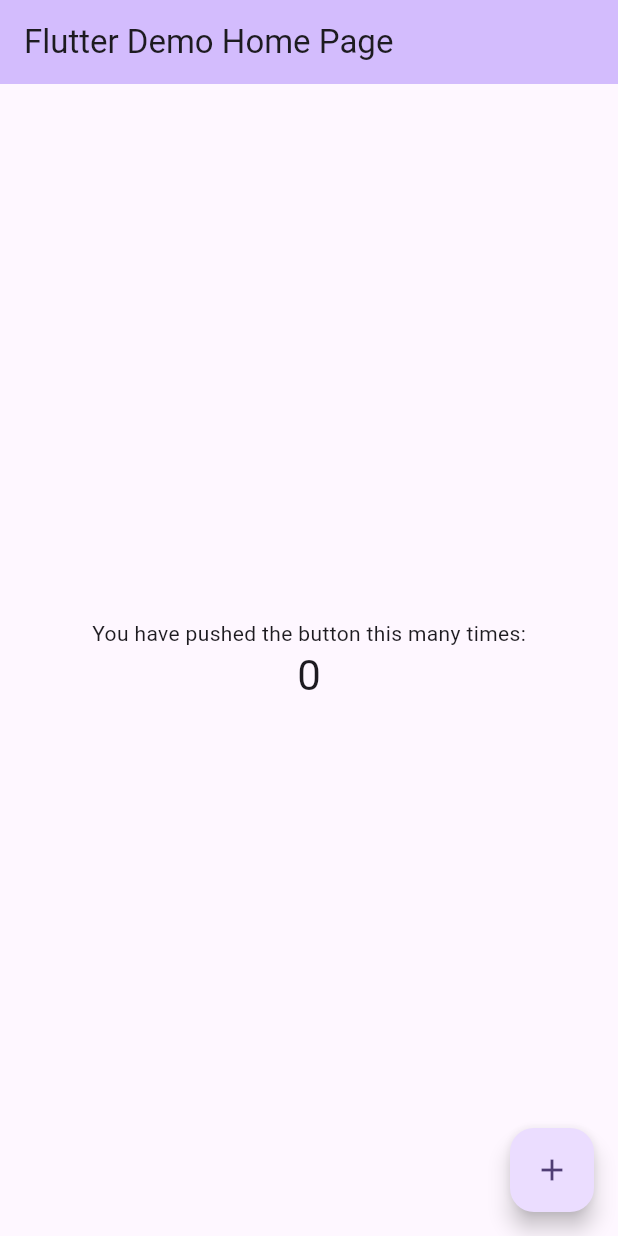
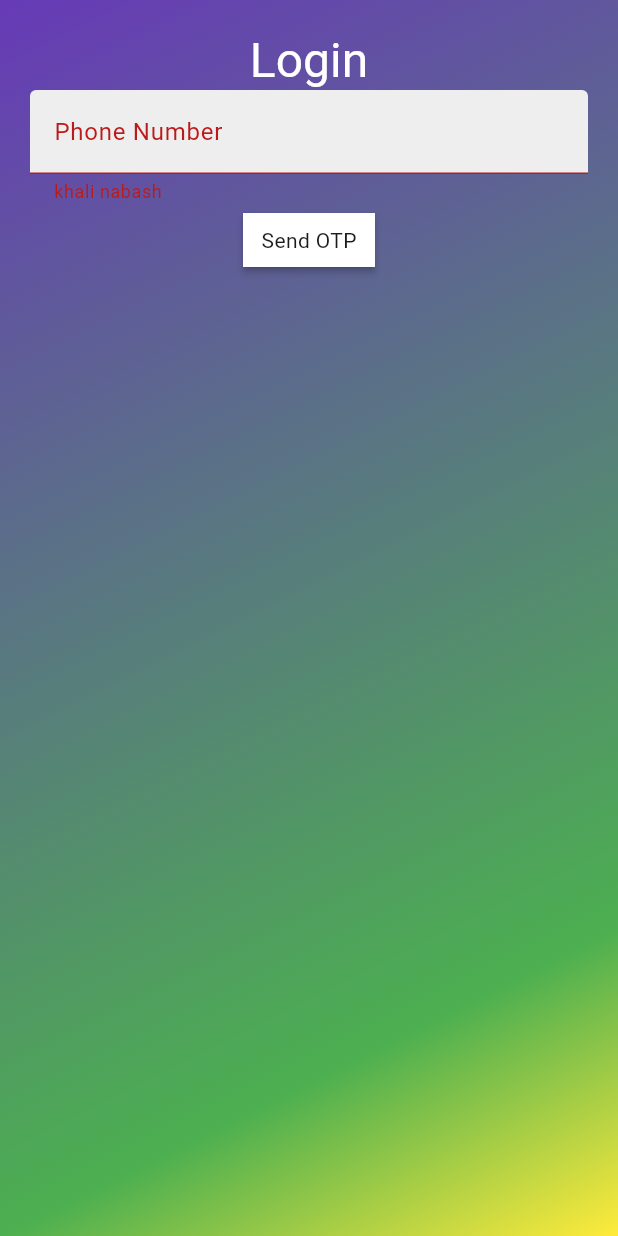
Before and after one commit to saeedalebrahiim/donot_bank, a Flutter app: the screen it shows after launch, on a phone screen of 412 x 824 dp. Run offline on Flutter 3.47's test engine with Material 2 defaults, Android fonts, the light colour scheme and no system bars; our stand-ins replace quickalert.

Commit message:
login section

```diff
--- /dev/null
+++ b/lib/controller/auth/auth_controller.dart
@@ -0,0 +1,27 @@
+import 'package:donot_bank/model/auth/auth_model.dart';
+import 'package:donot_bank/view/pages/auth/login.dart';
+import 'package:donot_bank/view/pages/auth/otp_conf.dart';
+import 'package:flutter/material.dart';
+import 'package:quickalert/quickalert.dart';
+
+class AuthController {
+  static Future<String> login(String phoneNumber, BuildContext context) async {
+    AuthModel.login(phoneNumber).then((value) {
+      if (value != null) {
+        Navigator.of(context).push(
+          MaterialPageRoute(
+            builder: (context) => OtpConfrimation(number: phoneNumber),
+          ),
+        );
+      } else {
+        QuickAlert.show(
+          context: context,
+          type: QuickAlertType.error,
+          title: 'Oops...',
+          text: 'Sorry, something went wrong',
+        );
+      }
+    });
+    return "";
+  }
+}
--- /dev/null
+++ b/lib/init_screen.dart
@@ -0,0 +1,16 @@
+import 'package:donot_bank/view/pages/auth/login.dart';
+import 'package:flutter/material.dart';
+
+class InitScreen extends StatefulWidget {
+  const InitScreen({super.key});
+
+  @override
+  State<InitScreen> createState() => _InitScreenState();
+}
+
+class _InitScreenState extends State<InitScreen> {
+  @override
+  Widget build(BuildContext context) {
+    return const Login();
+  }
+}
--- a/lib/main.dart
+++ b/lib/main.dart
@@ -1,3 +1,4 @@
+import 'package:donot_bank/init_screen.dart';
 import 'package:flutter/material.dart';
 
 void main() {
@@ -7,119 +8,15 @@ void main() {
 class MyApp extends StatelessWidget {
   const MyApp({super.key});
 
-  // This widget is the root of your application.
   @override
   Widget build(BuildContext context) {
     return MaterialApp(
       title: 'Flutter Demo',
       theme: ThemeData(
-        // This is the theme of your application.
-        //
-        // TRY THIS: Try running your application with "flutter run". You'll see
-        // the application has a blue toolbar. Then, without quitting the app,
-        // try changing the seedColor in the colorScheme below to Colors.green
-        // and then invoke "hot reload" (save your changes or press the "hot
-        // reload" button in a Flutter-supported IDE, or press "r" if you used
-        // the command line to start the app).
-        //
-        // Notice that the counter didn't reset back to zero; the application
-        // state is not lost during the reload. To reset the state, use hot
-        // restart instead.
-        //
-        // This works for code too, not just values: Most code changes can be
-        // tested with just a hot reload.
         colorScheme: ColorScheme.fromSeed(seedColor: Colors.deepPurple),
         useMaterial3: true,
       ),
-      home: const MyHomePage(title: 'Flutter Demo Home Page'),
+      home: const InitScreen(),
     );
   }
 }
-
-class MyHomePage extends StatefulWidget {
-  const MyHomePage({super.key, required this.title});
-
-  // This widget is the home page of your application. It is stateful, meaning
-  // that it has a State object (defined below) that contains fields that affect
-  // how it looks.
-
-  // This class is the configuration for the state. It holds the values (in this
-  // case the title) provided by the parent (in this case the App widget) and
-  // used by the build method of the State. Fields in a Widget subclass are
-  // always marked "final".
-
-  final String title;
-
-  @override
-  State<MyHomePage> createState() => _MyHomePageState();
-}
-
-class _MyHomePageState extends State<MyHomePage> {
-  int _counter = 0;
-
-  void _incrementCounter() {
-    setState(() {
-      // This call to setState tells the Flutter framework that something has
-      // changed in this State, which causes it to rerun the build method below
-      // so that the display can reflect the updated values. If we changed
-      // _counter without calling setState(), then the build method would not be
-      // called again, and so nothing would appear to happen.
-      _counter++;
-    });
-  }
-
-  @override
-  Widget build(BuildContext context) {
-    // This method is rerun every time setState is called, for instance as done
-    // by the _incrementCounter method above.
-    //
-    // The Flutter framework has been optimized to make rerunning build methods
-    // fast, so that you can just rebuild anything that needs updating rather
-    // than having to individually change instances of widgets.
-    return Scaffold(
-      appBar: AppBar(
-        // TRY THIS: Try changing the color here to a specific color (to
-        // Colors.amber, perhaps?) and trigger a hot reload to see the AppBar
-        // change color while the other colors stay the same.
-        backgroundColor: Theme.of(context).colorScheme.inversePrimary,
-        // Here we take the value from the MyHomePage object that was created by
-        // the App.build method, and use it to set our appbar title.
-        title: Text(widget.title),
-      ),
-      body: Center(
-        // Center is a layout widget. It takes a single child and positions it
-        // in the middle of the parent.
-        child: Column(
-          // Column is also a layout widget. It takes a list of children and
-          // arranges them vertically. By default, it sizes itself to fit its
-          // children horizontally, and tries to be as tall as its parent.
-          //
-          // Column has various properties to control how it sizes itself and
-          // how it positions its children. Here we use mainAxisAlignment to
-          // center the children vertically; the main axis here is the vertical
-          // axis because Columns are vertical (the cross axis would be
-          // horizontal).
-          //
-          // TRY THIS: Invoke "debug painting" (choose the "Toggle Debug Paint"
-          // action in the IDE, or press "p" in the console), to see the
-          // wireframe for each widget.
-          mainAxisAlignment: MainAxisAlignment.center,
-          children: <Widget>[
-            const Text(
-              'You have pushed the button this many times:',
-            ),
-            Text(
-              '$_counter',
-              style: Theme.of(context).textTheme.headlineMedium,
-            ),
-          ],
-        ),
-      ),
-      floatingActionButton: FloatingActionButton(
-        onPressed: _incrementCounter,
-        tooltip: 'Increment',
-        child: const Icon(Icons.add),
-      ), // This trailing comma makes auto-formatting nicer for build methods.
-    );
-  }
-}
--- /dev/null
+++ b/lib/model/users/users.dart
@@ -0,0 +1 @@
+List<String> users = ["09777777777"];
--- /dev/null
+++ b/lib/view/components/forms/input.dart
@@ -0,0 +1,33 @@
+import 'package:flutter/material.dart';
+import 'package:flutter/services.dart';
+
+class MyInput extends StatelessWidget {
+  const MyInput({
+    super.key,
+    required this.label,
+    required this.controller,
+    required this.validator,
+    this.obscureText,
+    this.inputFormatters,
+  });
+  final String label;
+  final TextEditingController controller;
+  final String? Function(String?)? validator;
+  final bool? obscureText;
+  final List<TextInputFormatter>? inputFormatters;
+
+  @override
+  Widget build(BuildContext context) {
+    return TextFormField(
+      controller: controller,
+      obscureText: obscureText ?? false,
+      validator: validator,
+      inputFormatters: inputFormatters,
+      decoration: InputDecoration(
+        fillColor: Colors.grey.shade200,
+        filled: true,
+        label: Text(label),
+      ),
+    );
+  }
+}
--- /dev/null
+++ b/lib/view/pages/auth/login.dart
@@ -0,0 +1,86 @@
+import 'package:donot_bank/controller/auth/auth_controller.dart';
+import 'package:donot_bank/view/components/forms/input.dart';
+import 'package:donot_bank/view/pages/auth/otp_conf.dart';
+import 'package:flutter/material.dart';
+import 'package:flutter/services.dart';
+
+class Login extends StatefulWidget {
+  const Login({super.key});
+
+  @override
+  State<Login> createState() => _LoginState();
+}
+
+class _LoginState extends State<Login> {
+  var controller = TextEditingController();
+  var formkey = GlobalKey<FormState>();
+  @override
+  Widget build(BuildContext context) {
+    return Scaffold(
+      body: Container(
+        width: MediaQuery.sizeOf(context).width,
+        height: MediaQuery.sizeOf(context).height,
+        decoration: BoxDecoration(
+          gradient: LinearGradient(
+            colors: [
+              Color(0xff673ab7),
+              Color(0xff4caf50),
+              Colors.yellow,
+            ],
+            stops: [0, 0.8, 1],
+            begin: Alignment.topLeft,
+            end: Alignment.bottomRight,
+          ),
+        ),
+        child: SingleChildScrollView(
+            child: Center(
+          child: Padding(
+            padding: const EdgeInsets.all(20),
+            child: Column(
+              children: [
+                Text(
+                  "Login",
+                  style: Theme.of(context)
+                      .textTheme
+                      .headlineLarge!
+                      .copyWith(color: Colors.white),
+                ),
+                Form(autovalidateMode: AutovalidateMode.always,
+                  key: formkey,
+                  child: MyInput(
+                    label: "Phone Number",
+                    controller: controller,
+                    inputFormatters: [
+                      LengthLimitingTextInputFormatter(11),
+                      FilteringTextInputFormatter.digitsOnly,
+                    ],
+                    validator: (value) {
+                      if (value!.isEmpty) {
+                        return "khali nabash";
+                      }
+                      if (value.startsWith("09") == false) {
+                        return "ba 09 shoru kon";
+                      }
+                      if (value.length > 11 || value.length < 11) {
+                        return "11 ta bashe";
+                      }
+                    },
+                  ),
+                ),
+                RawMaterialButton(
+                  onPressed: () {
+                    if (formkey.currentState!.validate()) {
+                      AuthController.login(controller.text, context);
+                    }
+                  },
+                  child: Text("Send OTP"),
+                  fillColor: Colors.white,
+                )
+              ],
+            ),
+          ),
+        )),
+      ),
+    );
+  }
+}
--- a/pubspec.yaml
+++ b/pubspec.yaml
@@ -35,6 +35,11 @@ dependencies:
   # The following adds the Cupertino Icons font to your application.
   # Use with the CupertinoIcons class for iOS style icons.
   cupertino_icons: ^1.0.2
+  hive: ^2.2.3
+  hive_flutter: ^1.1.0
+  build_runner: ^2.4.6
+  hive_generator: ^2.0.1
+  quickalert: ^1.0.1
 
 dev_dependencies:
   flutter_test:
```
Also changed, not shown: lib/model/auth/auth_model.dart (added, +19 -0 lines), lib/view/pages/auth/otp_conf.dart (added, +73 -0 lines), pubspec.lock, 1 other file.
